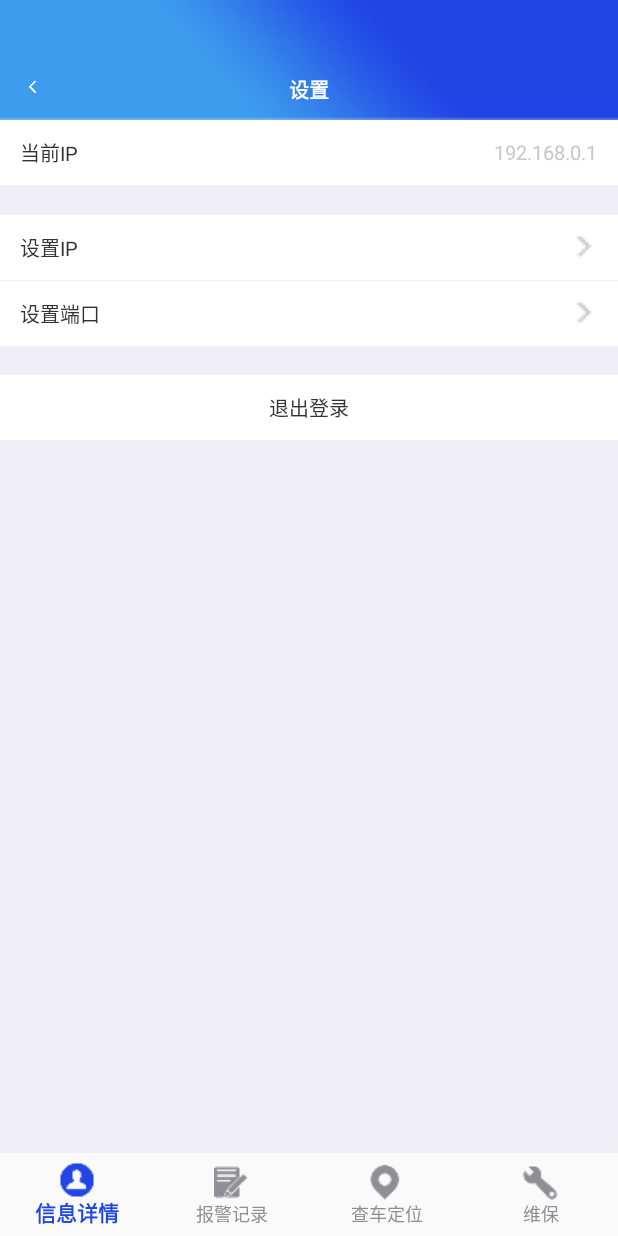
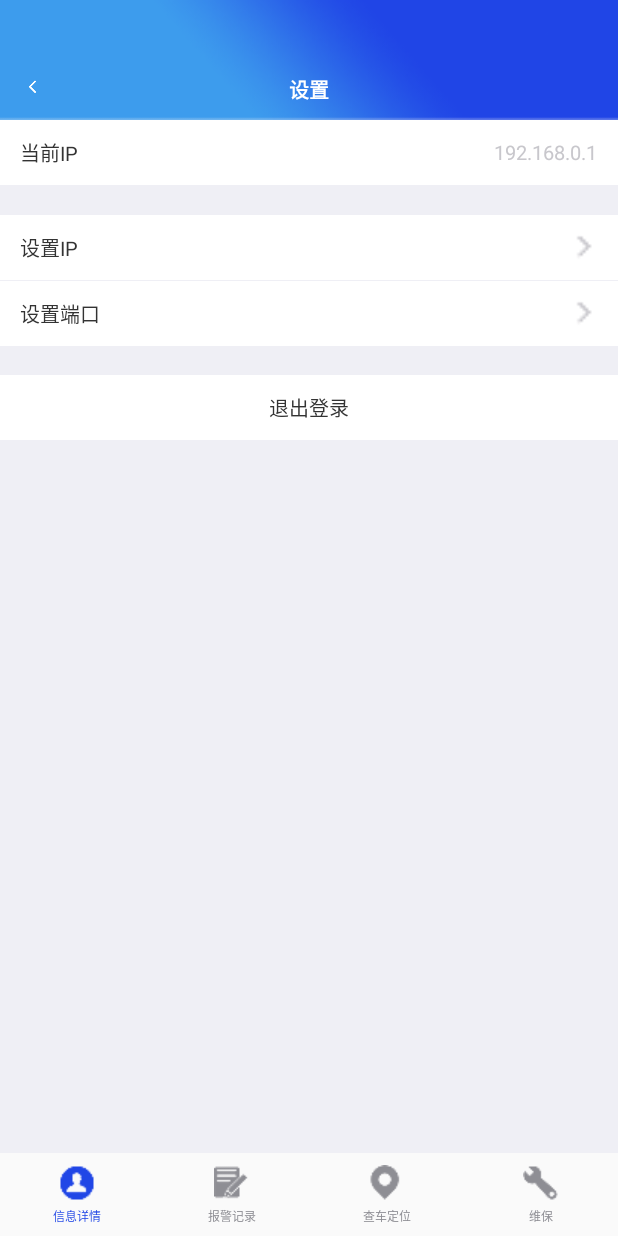
Before and after one commit to similar718/WorkYT, an Android app: the MainActivity screen opened directly, with no data from a screen before it, after a tap on an icon or button, on a phone screen of 412 x 824 dp. Run offline under Robolectric (Android 15) with nearby library versions, the phone set to English and light mode, and no system bars; our stand-ins replace EventBus, data binding, navigation-ui; libraries missing offline, so code that uses them is left out: com.scwang.smartrefresh; pictures from the network do not load; 7 statements that could not run were skipped.

Commit message:
bottom change text size the question

```diff
--- a/WorkYTNFCAndBle/app/src/main/java/com/yt/bleandnfc/MainActivity.java
+++ b/WorkYTNFCAndBle/app/src/main/java/com/yt/bleandnfc/MainActivity.java
@@ -48,6 +48,11 @@ public class MainActivity extends YTBaseActivity<EmptyViewModel, ActivityMainBin
         NavigationUI.setupActionBarWithNavController(this, mNavController, appBarConfiguration);
         NavigationUI.setupWithNavController(dataBinding.navView, mNavController);
 
+        // 底部文字大小的问题处理
+        dataBinding.navView.setItemTextAppearanceActive(R.style.bottom_selected_text);
+        dataBinding.navView.setItemTextAppearanceInactive(R.style.bottom_normal_text);
+
+
         // 底部点击事件的处理 保存状态信息的处理
         //bottomNavigationView Item 选择监听
         dataBinding.navView.setOnNavigationItemSelectedListener(new BottomNavigationView.OnNavigationItemSelectedListener() {
--- a/WorkYTNFCAndBle/app/src/main/res/values/dimens.xml
+++ b/WorkYTNFCAndBle/app/src/main/res/values/dimens.xml
@@ -5,4 +5,9 @@
 
     <dimen name="date_unit_text_size">18sp</dimen>
     <dimen name="picker_view_height">160dp</dimen>
+
+    <!-- 选中字体 -->
+    <dimen name="design_bottom_navigation_active_text_size">8sp</dimen>
+    <!-- 未选中字体 -->
+    <dimen name="design_bottom_navigation_text_size">8sp</dimen>
 </resources>
--- a/WorkYTNFCAndBle/app/src/main/res/values/styles.xml
+++ b/WorkYTNFCAndBle/app/src/main/res/values/styles.xml
@@ -42,4 +42,16 @@
         <item name="android:background">@color/gray_bg0</item>
     </style>
 
+    <!--没有选中的样式-->
+    <style name="bottom_normal_text">
+        <item name="android:textColor">@color/tab_textcolor_normal</item>
+        <item name="android:textSize">8sp</item>
+    </style>
+
+    <!--选中的样式-->
+    <style name="bottom_selected_text">
+        <item name="android:textColor">@color/tab_textcolor_select</item>
+        <item name="android:textSize">8sp</item>
+    </style>
+
 </resources>
```
Also changed, not shown: WorkYTNFCAndBle/app/src/main/java/com/yt/bleandnfc/ui/home/InfoDetailFragment.java (+5 -17 lines).
